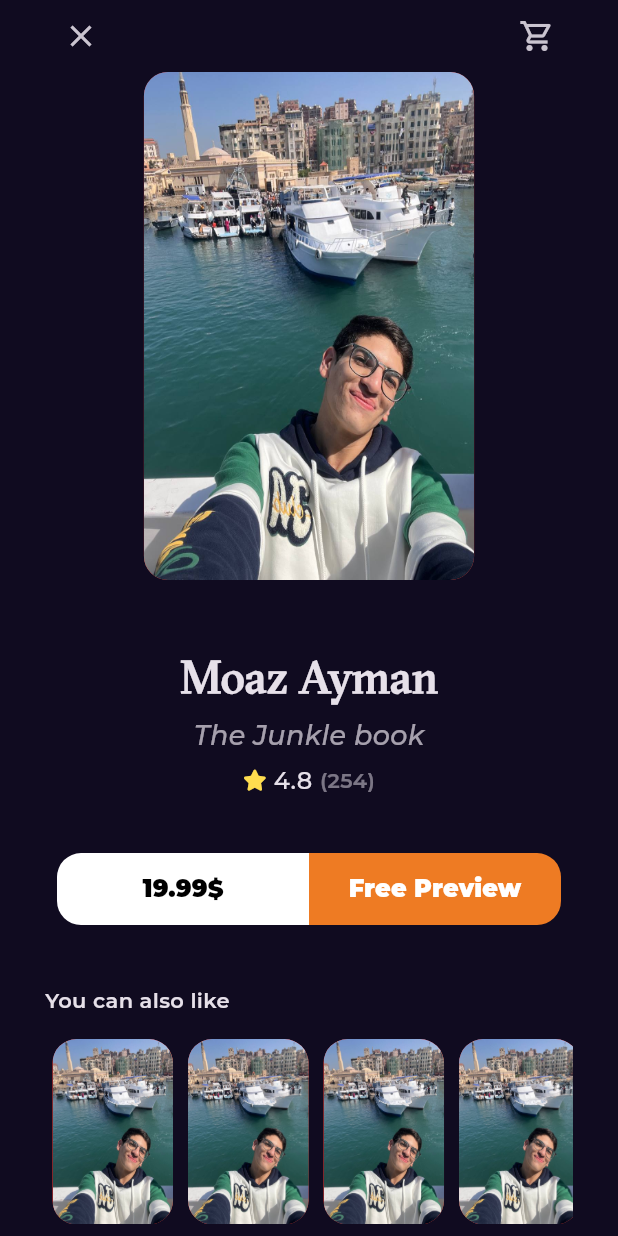
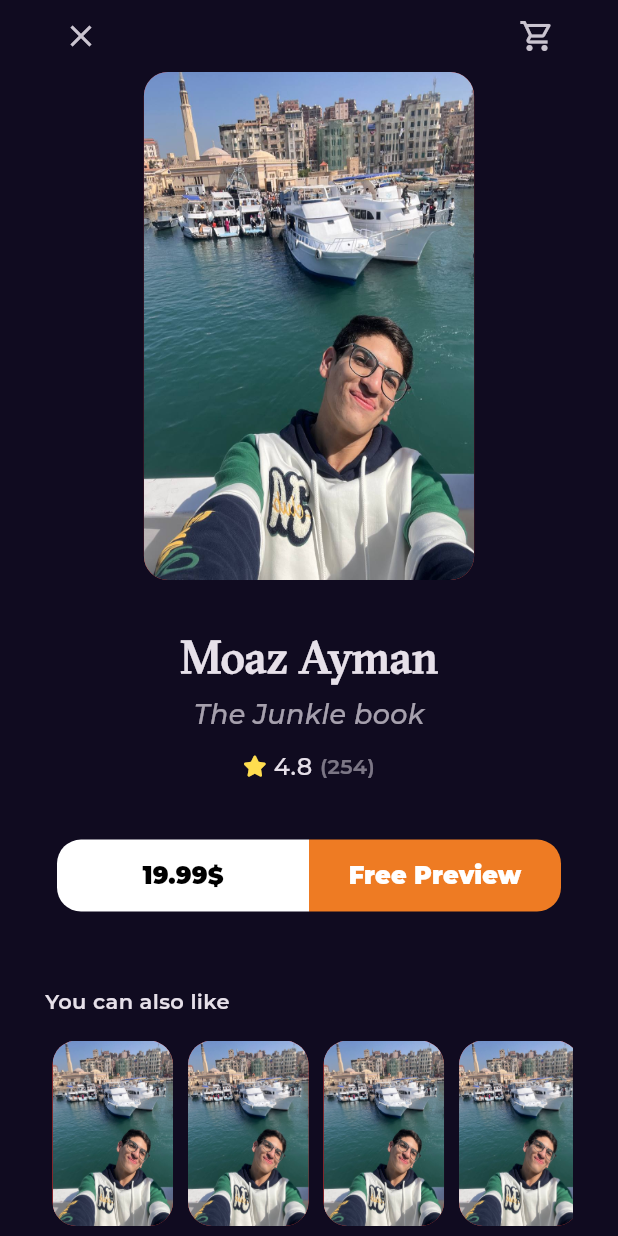
Before and after one commit to moaz-abdeltawab92/bookly_app, a Flutter app: the BookDetailsView screen opened by its route, on a phone screen of 412 x 824 dp. Run offline on Flutter 3.47's test engine with Material 3 defaults, Android fonts, the phone set to English and light mode, and no system bars; our stand-ins replace font_awesome_flutter, go_router, google_fonts.

Commit message:
add custom scroll view

```diff
--- a/lib/features/home/presentation/widgets/book_details_view_body.dart
+++ b/lib/features/home/presentation/widgets/book_details_view_body.dart
@@ -13,7 +13,11 @@ class BookDetailsViewBody extends StatelessWidget {
   @override
   Widget build(BuildContext context) {
     var width = MediaQuery.of(context).size.width;
-    return Padding(
+    return CustomScrollView(
+      slivers: [
+        SliverFillRemaining(
+            hasScrollBody: false,
+            child: Padding(
               padding: const EdgeInsets.symmetric(horizontal: 30),
               child: Column(
                 children: [
@@ -23,14 +27,14 @@ class BookDetailsViewBody extends StatelessWidget {
                     child: const CustomBookImage(),
                   ),
                   const SizedBox(
-            height: 43,
+                    height: 30,
                   ),
                   const Text(
                     "Moaz Ayman",
                     style: Styles.textStyle30,
                   ),
                   const SizedBox(
-            height: 5,
+                    height: 4,
                   ),
                   Opacity(
                     opacity: 0.7,
@@ -43,7 +47,7 @@ class BookDetailsViewBody extends StatelessWidget {
                     ),
                   ),
                   const SizedBox(
-            height: 5,
+                    height: 10,
                   ),
                   const BookRating(
                     mainAxisAlignment: MainAxisAlignment.center,
@@ -52,8 +56,10 @@ class BookDetailsViewBody extends StatelessWidget {
                     height: 37,
                   ),
                   const BooksAction(),
-          const SizedBox(
-            height: 40,
+                  const Expanded(
+                    child: SizedBox(
+                      height: 50,
+                    ),
                   ),
                   Align(
                     alignment: Alignment.centerLeft,
@@ -73,6 +79,8 @@ class BookDetailsViewBody extends StatelessWidget {
                   ),
                 ],
               ),
+            )),
+      ],
     );
   }
 }
```
Lines whose indentation alone changed are shown as unchanged.
